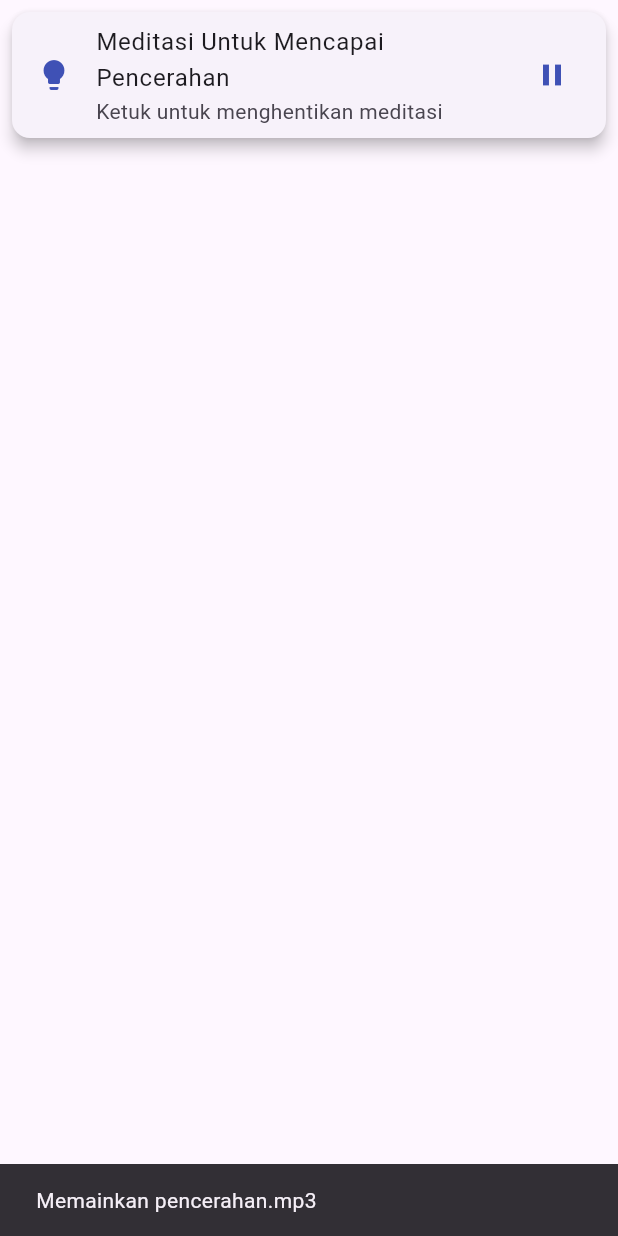
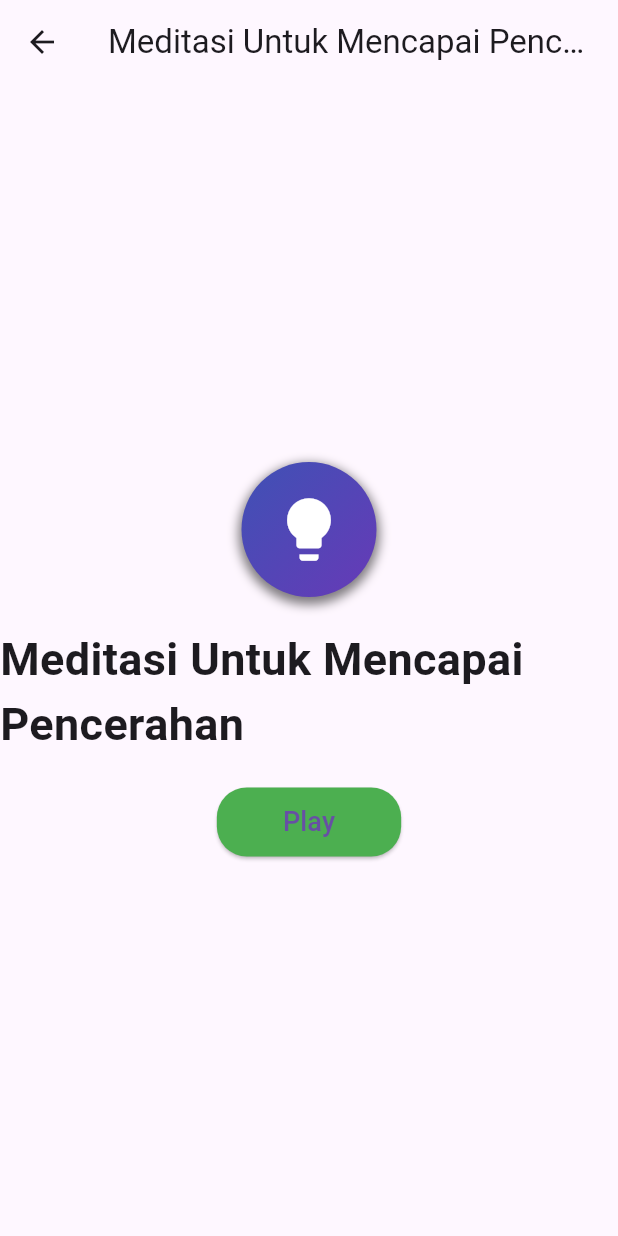
Before and after one commit to raihanr18/MentalAwareness-App, a Flutter app: the MeditasiListItem widget shown alone on an empty page, opened directly, after a tap on "Meditasi Untuk Mencapai Pencerahan", on a phone screen of 412 x 824 dp. Run offline on Flutter 3.47's test engine with Material 3 defaults, Android fonts, the phone set to English and light mode, and no system bars; our stand-ins replace audioplayers, cloud_firestore, connectivity_plus, firebase_auth, firebase_core, google_sign_in and 3 more; accounts and stored records are empty.

Commit message:
Update meditasi.dart

```diff
--- a/lib/pages/meditasi.dart
+++ b/lib/pages/meditasi.dart
@@ -1,53 +1,5 @@
 import 'package:flutter/material.dart';
-import 'package:audioplayers/audioplayers.dart';
-
-class AudioManager {
-  static AudioPlayer _audioPlayer = AudioPlayer();
-  static String? _currentAudioFile;
-
-  // Use a Map to store the playing state for each audio file
-  static Map<String, bool> _isPlayingMap = {};
-
-  static Future<void> playAudio(String audioFile, BuildContext context) async {
-    try {
-      if (_currentAudioFile != null && _currentAudioFile != audioFile) {
-        await _audioPlayer.stop();
-        // Reset the playing state for the previous audio file
-        _isPlayingMap[_currentAudioFile!] = false;
-      }
-
-      await _audioPlayer.play(AssetSource(audioFile));
-      _currentAudioFile = audioFile;
-
-      ScaffoldMessenger.of(context).showSnackBar(
-        SnackBar(content: Text('Memainkan $audioFile')),
-      );
-
-      // Update the playing state for the current audio file
-      _isPlayingMap[_currentAudioFile!] = true;
-    } catch (e) {
-      print('Error playing audio: $e');
-    }
-  }
-
-  static Future<void> stopAudio() async {
-    try {
-      await _audioPlayer.stop();
-      if (_currentAudioFile != null) {
-        // Reset the playing state for the current audio file
-        _isPlayingMap[_currentAudioFile!] = false;
-      }
-      _currentAudioFile = null;
-    } catch (e) {
-      print('Error stopping audio: $e');
-    }
-  }
-
-  // Get the playing state for a specific audio file
-  static bool isPlaying(String audioFile) {
-    return _isPlayingMap[audioFile] ?? false;
-  }
-}
+import 'track.dart';
 
 class MeditasiPage extends StatelessWidget {
   const MeditasiPage({Key? key});
@@ -83,6 +35,11 @@ class MeditasiPage extends StatelessWidget {
             audioFile: 'tidur.mp3',
             icon: Icons.nightlight_round,
           ),
+          MeditasiListItem(
+            title: 'Untuk Kamu Yang Sedang Hilang Harapan',
+            audioFile: 'hilangharapan.mp3',
+            icon: Icons.healing,
+          ),
         ],
       ),
     );
@@ -106,44 +63,27 @@ class MeditasiListItem extends StatefulWidget {
 }
 
 class _MeditasiListItemState extends State<MeditasiListItem> {
-  late bool isPlaying;
-
-  @override
-  void initState() {
-    super.initState();
-    // Initialize the playing state for the current audio file
-    isPlaying = AudioManager.isPlaying(widget.audioFile);
-  }
-
-  Future<void> _toggleAudio() async {
-    if (isPlaying) {
-      await AudioManager.stopAudio();
-    } else {
-      await AudioManager.playAudio(widget.audioFile, context);
-    }
-    setState(() {
-      isPlaying = !isPlaying;
-    });
-  }
-
   @override
   Widget build(BuildContext context) {
     return Card(
       elevation: 4,
       margin: EdgeInsets.all(8),
       child: InkWell(
-        onTap: () async {
-          await _toggleAudio();
+        onTap: () {
+          Navigator.push(
+            context,
+            MaterialPageRoute(
+              builder: (context) => TrackPage(
+                title: widget.title,
+                audioFile: widget.audioFile,
+                icon: widget.icon,
+              ),
+            ),
+          );
         },
         child: ListTile(
           leading: Icon(widget.icon, color: Colors.indigo),
           title: Text(widget.title),
-          subtitle: Text(
-              'Ketuk untuk ${isPlaying ? "menghentikan" : "memutar"} meditasi'),
-          trailing: Icon(
-            isPlaying ? Icons.pause : Icons.play_arrow,
-            color: Colors.indigo,
-          ),
         ),
       ),
     );
```
